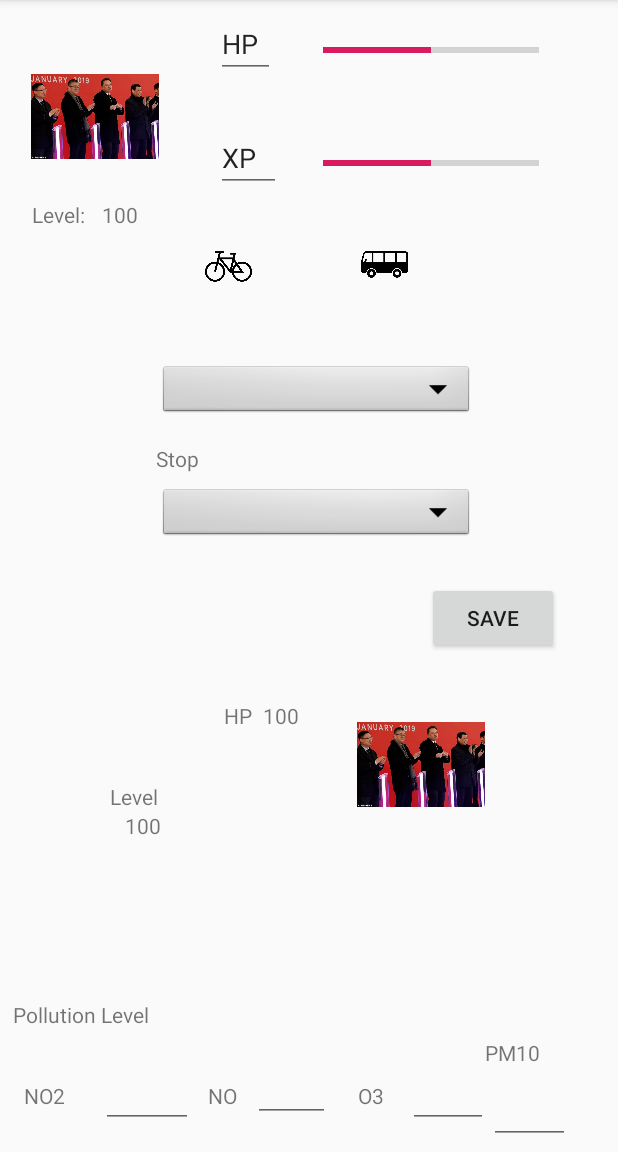
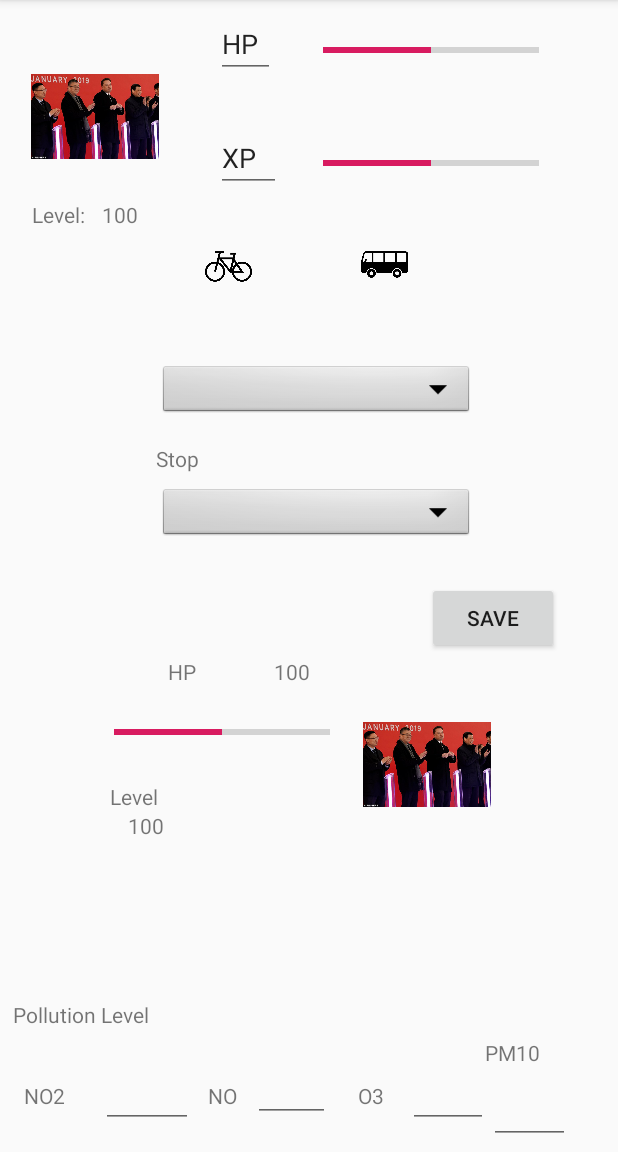
Before and after one commit to tatoalo/USI_Hackaton_2019, an Android app: the screen it shows after launch (MainActivity), on a phone screen of 412 x 824 dp, the part 84-1236 px from its top. Run offline under Robolectric (Android 15) with nearby library versions, the phone set to English and light mode, and no system bars; our stand-ins replace Picasso, Volley; network calls fail; pictures from the network do not load.

Commit message:
Var stuf

```diff
--- a/frontend/USIHackaton2019/app/src/main/java/com/tatoalo/usihackaton2019/MainActivity.java
+++ b/frontend/USIHackaton2019/app/src/main/java/com/tatoalo/usihackaton2019/MainActivity.java
@@ -39,7 +39,7 @@ public class MainActivity extends AppCompatActivity {//implements View.OnClickLi
 
     EditText hp, xp;
     TextView levelValue;
-    ProgressBar hpValue, xpValue;
+    ProgressBar hpValue, xpValue,hpValueMonster;
     ImageButton dataBike, dataBus;
     ImageView playerImage, monsterImage;
     Spinner startData, stopData;
@@ -68,6 +68,7 @@ public class MainActivity extends AppCompatActivity {//implements View.OnClickLi
         PM10 = (EditText) findViewById(R.id.PM10Value);
 
         hpValue = (ProgressBar) findViewById(R.id.hpValue);
+        hpValueMonster = (ProgressBar) findViewById(R.id.hpValueMonster);
         xpValue = (ProgressBar) findViewById(R.id.xpValue);
         levelValue = (TextView) findViewById(R.id.levelValue);
         hpMonsterValue = (TextView) findViewById(R.id.hpMonsterValue);
@@ -76,6 +77,7 @@ public class MainActivity extends AppCompatActivity {//implements View.OnClickLi
         hp.setFocusable(false);
         xp.setFocusable(false);
         hpValue.setFocusable(false);
+        hpValueMonster.setFocusable(false);
         xpValue.setFocusable(false);
         NO2.setFocusable(false);
         NO.setFocusable(false);
@@ -92,6 +94,7 @@ public class MainActivity extends AppCompatActivity {//implements View.OnClickLi
 
         //Init Values
         hpValue.setProgress(Integer.parseInt(hpValueString), true);
+        hpValueMonster.setProgress(Integer.parseInt(hpValueString), true);
         xpValue.setProgress(Integer.parseInt(xpValueString), true);
 
         String[] items = new String[]{"Test1", "Test2", "Test3"};
@@ -163,6 +166,9 @@ public class MainActivity extends AppCompatActivity {//implements View.OnClickLi
                             xpValue.setProgress(Integer.parseInt(xpValueString), true);
                             String urlImage = (String) json.get("icon");
                             Picasso.get().load(urlImage).into(playerImage);
+
+                            //JSONObject currentFight = (JSONObject) json.getJSONObject("user").get("current_fight");
+                            //hpValueMonster.setProgress(Integer.parseInt(hpValueString), true);
                         } catch (JSONException e) {
                             e.printStackTrace();
                         }
--- a/frontend/USIHackaton2019/app/src/main/res/layout/activity_main.xml
+++ b/frontend/USIHackaton2019/app/src/main/res/layout/activity_main.xml
@@ -5,6 +5,18 @@
     xmlns:tools="http://schemas.android.com/tools"
     android:layout_width="match_parent"
     android:layout_height="match_parent">
+
+    <ProgressBar
+        android:id="@+id/hpValueMonster"
+        style="?android:attr/progressBarStyleHorizontal"
+        android:layout_width="144dp"
+        android:layout_height="35dp"
+        android:layout_marginStart="75dp"
+        android:layout_marginTop="13dp"
+        android:layout_marginEnd="22dp"
+        app:layout_constraintEnd_toStartOf="@+id/monsterImage"
+        app:layout_constraintStart_toStartOf="parent"
+        app:layout_constraintTop_toBottomOf="@+id/hpLabel" />
 
     <ImageButton
         android:id="@+id/dataTypeBus"
@@ -317,8 +329,8 @@
         android:id="@+id/hpLabel"
         android:layout_width="wrap_content"
         android:layout_height="wrap_content"
-        android:layout_marginStart="149dp"
-        android:layout_marginTop="105dp"
+        android:layout_marginStart="112dp"
+        android:layout_marginTop="76dp"
         android:text="HP"
         app:layout_constraintStart_toStartOf="parent"
         app:layout_constraintTop_toBottomOf="@+id/dataStop" />
@@ -327,8 +339,8 @@
         android:id="@+id/hpMonsterValue"
         android:layout_width="wrap_content"
         android:layout_height="wrap_content"
-        android:layout_marginStart="7dp"
-        android:layout_marginTop="105dp"
+        android:layout_marginStart="52dp"
+        android:layout_marginTop="76dp"
         android:text="100"
         app:layout_constraintStart_toEndOf="@+id/hpLabel"
         app:layout_constraintTop_toBottomOf="@+id/dataStop" />
```
